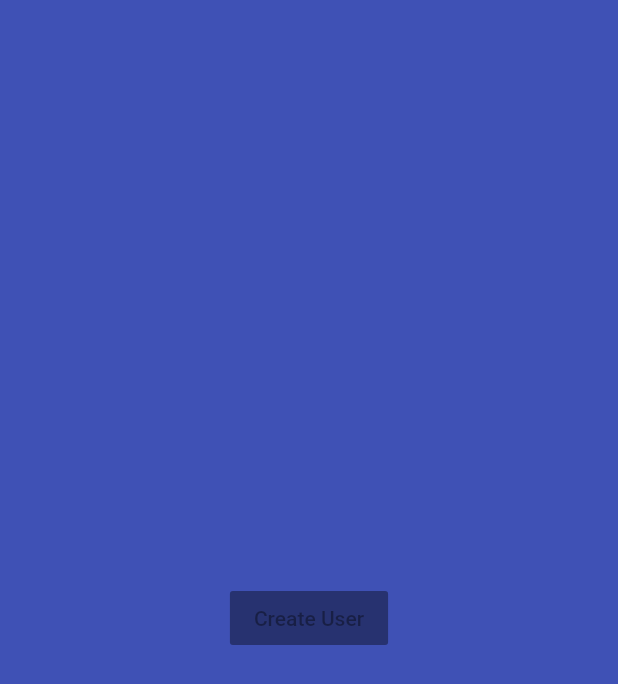
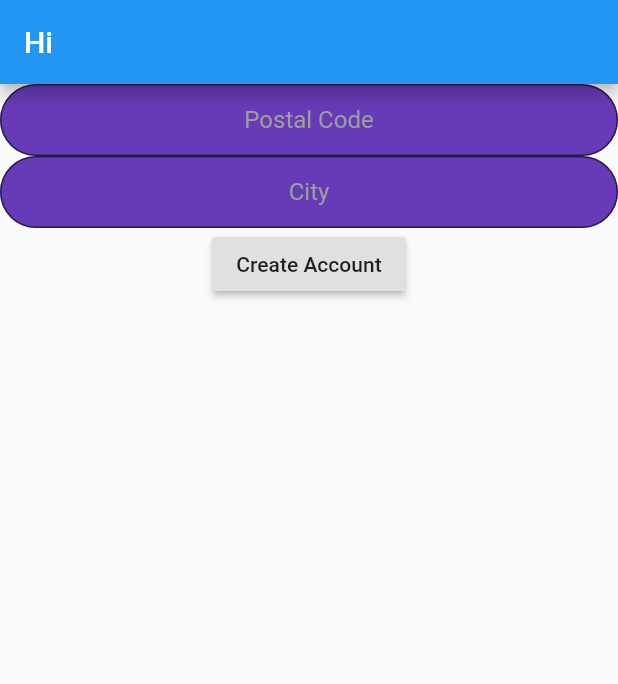
Before and after one commit to Eduard-Dumitrescu/where_you_at_friend, a Flutter app: the screen it shows after launch, on a phone screen of 412 x 824 dp. Shown: the top 684 px of the screen. Run offline on Flutter 3.47's test engine with Material 2 defaults, Android fonts, the phone set to English and light mode, and no system bars; our stand-ins replace cloud_firestore, dio, shared_preferences; accounts and stored records are empty.

Commit message:
added create user with auth state that switches pages

```diff
--- a/lib/main.dart
+++ b/lib/main.dart
@@ -20,8 +20,8 @@ class MyApp extends StatelessWidget {
         ),
         initialRoute: '/home',
         routes: {
-          '/home': (context) => const LoginPage(),
-          '/login': (context) => const HomePage(),
+          '/home': (context) => const HomePage(),
+          '/login': (context) => const LoginPage(),
           '/main': (context) => const MainPage(),
         },
       ),
--- a/lib/models/citizen.dart
+++ b/lib/models/citizen.dart
@@ -26,6 +26,10 @@ class Citizen {
         'isLocationFromApi': isLocationFromApi
       };
 
+  Map<String, dynamic> toJson() => toMap();
+
+  factory Citizen.fromJson(Map<String, dynamic> map) => Citizen.fromMap(map);
+
   Citizen merge(Citizen other) {
     this.id = other.id ?? this.id;
     this.userGuid = other.userGuid ?? this.userGuid;
--- a/lib/repositories/base/base_citizens_repo.dart
+++ b/lib/repositories/base/base_citizens_repo.dart
@@ -3,4 +3,5 @@ import 'package:whereyouatfriend/models/citizen.dart';
 abstract class BaseCitizenRepo {
   Stream<Iterable<Citizen>> getAllCitizensAsStream();
   Future<Iterable<Citizen>> getAllCitizensAsFuture();
+  Future createCitizen(String postalCode, String city, bool isLocationFromAPI);
 }
--- a/lib/ui/home_page.dart
+++ b/lib/ui/home_page.dart
@@ -1,10 +1,26 @@
 import 'package:flutter/material.dart';
+import 'package:provider/provider.dart';
+import 'package:whereyouatfriend/models/auth_state.dart';
+import 'package:whereyouatfriend/ui/login_page.dart';
+import 'package:whereyouatfriend/ui/main_page.dart';
+import 'package:whereyouatfriend/ui/splash_screen.dart';
 
 class HomePage extends StatelessWidget {
   const HomePage();
 
   @override
   Widget build(BuildContext context) {
-    return Container();
+    return Consumer<AuthState>(builder: (context, authState, child) {
+      switch (authState.state) {
+        case ScreenState.Splash:
+          return SplashScreen();
+        case ScreenState.Login:
+          return LoginPage();
+        case ScreenState.Main:
+          return MainPage();
+        default:
+          return Container();
+      }
+    });
   }
 }
--- a/lib/ui/login_page.dart
+++ b/lib/ui/login_page.dart
@@ -1,16 +1,98 @@
 import 'package:flutter/material.dart';
+import 'package:provider/provider.dart';
+import 'package:whereyouatfriend/repositories/citizens_repo.dart';
+import 'package:whereyouatfriend/utils/string_utils.dart';
 
-class LoginPage extends StatelessWidget {
+class LoginPage extends StatefulWidget {
   const LoginPage();
 
   @override
+  _LoginPageState createState() => _LoginPageState();
+}
+
+class _LoginPageState extends State<LoginPage> {
+  final TextEditingController _postalCodeController =
+      new TextEditingController();
+
+  final TextEditingController _cityController = new TextEditingController();
+
+  @override
   Widget build(BuildContext context) {
-    return Container(
-        color: Colors.indigo,
-        child: Center(
+    return Scaffold(
+      appBar: _appBar(),
+      body: _mainBody(),
+    );
+  }
+
+  _appBar() {
+    return AppBar(
+      title: Text("Hi"),
+    );
+  }
+
+  _mainBody() {
+    return Column(
+      children: <Widget>[
+        Flexible(
+          child: TextFormField(
+            textAlign: TextAlign.center,
+            keyboardType: TextInputType.number,
+            controller: _postalCodeController,
+            style: TextStyle(color: Colors.yellow, fontSize: 16),
+            decoration: InputDecoration(
+              contentPadding: const EdgeInsets.all(8.0),
+              border: OutlineInputBorder(
+                borderRadius: const BorderRadius.all(
+                  const Radius.circular(24.0),
+                ),
+              ),
+              hintText: "Postal Code",
+              hintStyle: TextStyle(color: Colors.grey),
+              filled: true,
+              fillColor: Colors.deepPurple,
+            ),
+          ),
+        ),
+        Flexible(
+          child: TextFormField(
+            textAlign: TextAlign.center,
+            keyboardType: TextInputType.number,
+            controller: _cityController,
+            style: TextStyle(color: Colors.yellow, fontSize: 16),
+            decoration: InputDecoration(
+              contentPadding: const EdgeInsets.all(8.0),
+              border: OutlineInputBorder(
+                borderRadius: const BorderRadius.all(
+                  const Radius.circular(24.0),
+                ),
+              ),
+              hintText: "City",
+              hintStyle: TextStyle(color: Colors.grey),
+              filled: true,
+              fillColor: Colors.deepPurple,
+            ),
+          ),
+        ),
+        Flexible(
           child: RaisedButton(
-            child: Text("Create User"),
+            onPressed: () {
+              if (!StringUtils.isNullOrEmpty(_postalCodeController.text) &&
+                  !StringUtils.isNullOrEmpty(_cityController.text)) {
+                Provider.of<CitizenRepo>(context, listen: false).createCitizen(
+                    _postalCodeController.text, _cityController.text, false);
+              }
+            },
+            child: Text("Create Account"),
           ),
-        ));
+        )
+      ],
+    );
+  }
+
+  @override
+  void dispose() {
+    super.dispose();
+    _postalCodeController.dispose();
+    _cityController.dispose();
   }
 }
--- a/pubspec.yaml
+++ b/pubspec.yaml
@@ -14,6 +14,8 @@ dependencies:
   geolocator: ^5.3.1
   provider: ^4.1.1
   shared_preferences: ^0.5.7+1
+  dio: ^3.0.9
+  flutter_spinkit: ^4.1.2+1
 
 dev_dependencies:
   flutter_test:
```
Also changed, not shown: lib/DeviceCache/SharedPreferences/shared_preference_repo.dart (renamed from lib/DeviceCache/SharedPreferences/SharedPrefenrenceRepo.dart, +6 -6 lines), lib/models/auth_state.dart (added, +67 -0 lines), lib/provider_setup.dart (+13 -7 lines), lib/repositories/citizens_repo.dart (+25 -5 lines), lib/services/citizen_service.dart (+36 -6 lines), lib/ui/main_page.dart (+1 -32 lines), lib/ui/splash_screen.dart (added, +10 -0 lines), lib/utils/string_utils.dart (renamed from lib/utils/StringUtils.dart), pubspec.lock.
